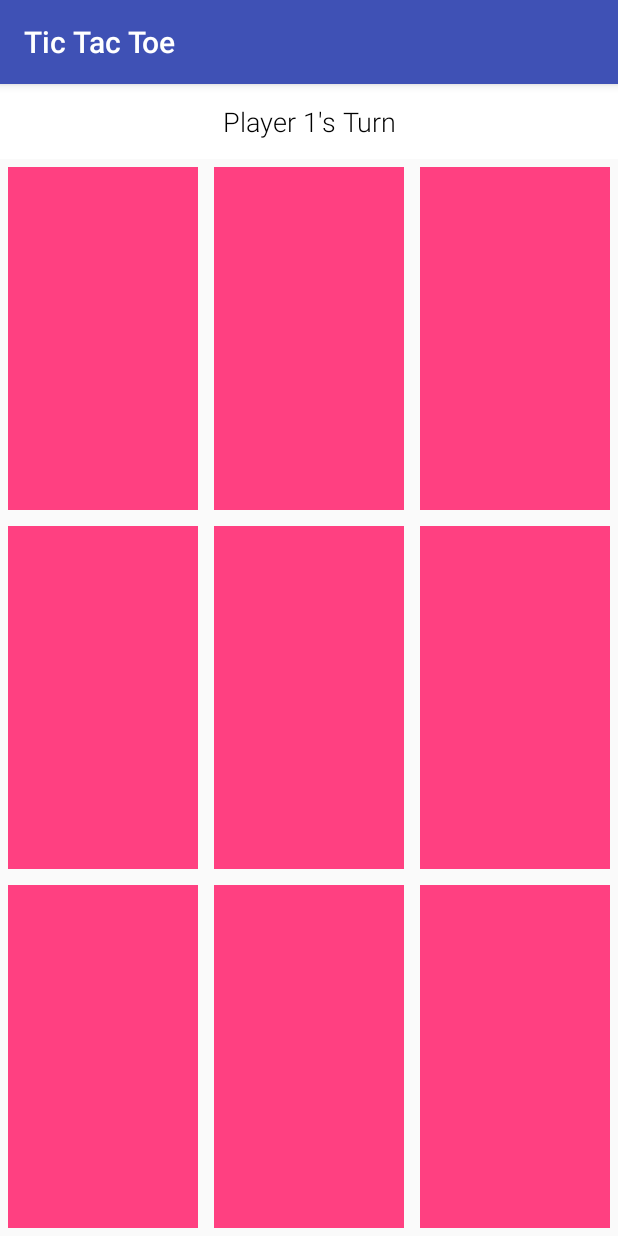
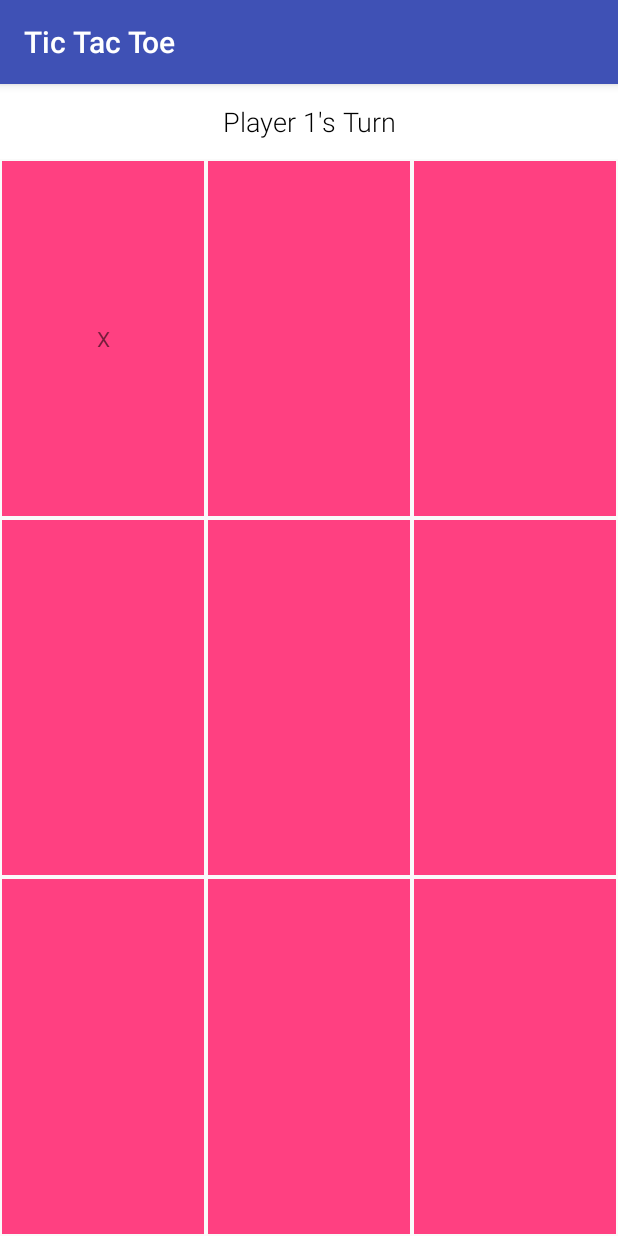
Before and after one commit to SeloSlav/tic-tac-toe, an Android app: the screen it shows after launch (MainActivity), after a tap on an icon or button, on a phone screen of 412 x 824 dp. Run offline under Robolectric (Android 15) with nearby library versions, the phone set to English and light mode, and no system bars.

Commit message:
pass Player objects to RecyclerView... clickListeners should be in RecyclerAdapter anyway

```diff
--- a/app/src/main/java/com/martinerlic/tic_tac_toe/activity/MainActivity.java
+++ b/app/src/main/java/com/martinerlic/tic_tac_toe/activity/MainActivity.java
@@ -10,6 +10,7 @@ import android.widget.Toast;
 
 import com.martinerlic.tic_tac_toe.R;
 import com.martinerlic.tic_tac_toe.adapter.GridRecyclerAdapter;
+import com.martinerlic.tic_tac_toe.model.Player;
 
 /**
  * Created by mnxe on 5/15/2017.
@@ -32,35 +33,38 @@ public class MainActivity extends AppCompatActivity implements GridRecyclerAdapt
         /* Dummy cell position data */
         String[] data = {"", "", "", "", "", "", "", "", ""};
 
+        /* Create players */
+        Player player1 = new Player("X", true, 0, false);
+        Player player2 = new Player("O", false, 0, false);
+
         /* Initialize RecyclerView */
         RecyclerView recyclerView = (RecyclerView) findViewById(R.id.recyclerView);
         int numColumns = 3;
         recyclerView.setLayoutManager(new GridLayoutManager(this, numColumns));
-        adapter = new GridRecyclerAdapter(this, data, numColumns);
+        adapter = new GridRecyclerAdapter(this, data, numColumns, player1, player2);
         adapter.setClickListener(this);
         recyclerView.setAdapter(adapter);
-
-        /* Create players */
-        Player player1 = new Player().invoke();
-        Player player2 = new Player().invoke();
 
         /* Set initial game conditions */
         initGameConditions(player1, player2);
 
+        /* Start the game, check for completion conditions, etc. */
         gameLoop(player1, player2);
     }
 
 
     private void initGameConditions(Player player1, Player player2) {
-        player1.getPlayer1().setTurn(true); // Give initial turn to Player 1
+        player1.setTurn(true); // Give initial turn to Player 1
         playerHint = (TextView) findViewById(R.id.playerHint);
         playerHint.setText(R.string.player_1_turn); // Indicate that it is Player 1's turn
-        Toast.makeText(getApplicationContext(), "Player 1 is " + player1.getPlayer1().getTextValue(), Toast.LENGTH_LONG).show();
-        Toast.makeText(getApplicationContext(), "Player 2 is " + player2.getPlayer2().getTextValue(), Toast.LENGTH_LONG).show();
+        Toast.makeText(getApplicationContext(), "Player 1 is " + player1.getTextValue(), Toast.LENGTH_LONG).show(); // Some introductory text
+        Toast.makeText(getApplicationContext(), "Player 2 is " + player2.getTextValue(), Toast.LENGTH_LONG).show();
     }
 
 
     private void gameLoop(Player player1, Player player2) {
+        Toast.makeText(getApplicationContext(), "Let's Play!", Toast.LENGTH_SHORT).show();
+
 
     }
 
@@ -83,7 +87,7 @@ public class MainActivity extends AppCompatActivity implements GridRecyclerAdapt
     }
 
 
-    private class Player {
+    /*private class Player {
         private com.martinerlic.tic_tac_toe.model.Player player1;
         private com.martinerlic.tic_tac_toe.model.Player player2;
 
@@ -101,5 +105,5 @@ public class MainActivity extends AppCompatActivity implements GridRecyclerAdapt
 
             return this;
         }
-    }
+    }*/
 }
--- a/app/src/main/java/com/martinerlic/tic_tac_toe/adapter/GridRecyclerAdapter.java
+++ b/app/src/main/java/com/martinerlic/tic_tac_toe/adapter/GridRecyclerAdapter.java
@@ -6,23 +6,29 @@ import android.view.LayoutInflater;
 import android.view.View;
 import android.view.ViewGroup;
 import android.widget.TextView;
+import android.widget.Toast;
 
 import com.martinerlic.tic_tac_toe.R;
+import com.martinerlic.tic_tac_toe.model.Player;
 
 public class GridRecyclerAdapter extends RecyclerView.Adapter<GridRecyclerAdapter.ViewHolder> {
 
 
     private String[] mData = new String[0];
     private int mColumns;
+    private Player mPlayer1;
+    private Player mPlayer2;
     private LayoutInflater mInflater;
     private ItemClickListener mClickListener;
 
 
     /* Initialize constructor */
-    public GridRecyclerAdapter(Context context, String[] data, int numColumns) {
+    public GridRecyclerAdapter(Context context, String[] data, int numColumns, Player player1, Player player2) {
         this.mInflater = LayoutInflater.from(context);
         this.mData = data;
         this.mColumns = numColumns;
+        this.mPlayer1 = player1;
+        this.mPlayer2 = player2;
     }
 
 
@@ -61,12 +67,24 @@ public class GridRecyclerAdapter extends RecyclerView.Adapter<GridRecyclerAdapte
         ViewHolder(View itemView) {
             super(itemView);
             myTextView = (TextView) itemView.findViewById(R.id.textView);
-            itemView.setOnClickListener(this);
+            /*itemView.setOnClickListener(this);*/
+
+            /* Set the value of the cell depending on which player has a turn */
+            if (mPlayer1.isTurn()) {
+                itemView.setOnClickListener(v -> {
+                    myTextView.setText(mPlayer1.getTextValue());
+                });
+            } else {
+                itemView.setOnClickListener(v -> {
+                    myTextView.setText(mPlayer2.getTextValue());
+                });
+            }
         }
 
         @Override
         public void onClick(View view) {
-            if (mClickListener != null) mClickListener.onItemClick(view, getAdapterPosition());
+            /*if (mClickListener != null) mClickListener.onItemClick(view, getAdapterPosition());*/
+
         }
     }
 
--- a/app/src/main/res/layout/recyclerview_item.xml
+++ b/app/src/main/res/layout/recyclerview_item.xml
@@ -4,7 +4,7 @@
     android:layout_width="match_parent"
     android:layout_height="wrap_content"
     android:orientation="horizontal"
-    android:padding="5dp">
+    android:padding="@dimen/cell_padding">
 
     <TextView
         android:id="@+id/textView"
--- a/app/src/main/res/values/dimen.xml
+++ b/app/src/main/res/values/dimen.xml
@@ -2,4 +2,5 @@
 <resources>
     <dimen name="player_hint_topMargin">50dp</dimen>
     <dimen name="player_hint_title">18sp</dimen>
+    <dimen name="cell_padding">1dp</dimen>
 </resources>
```
